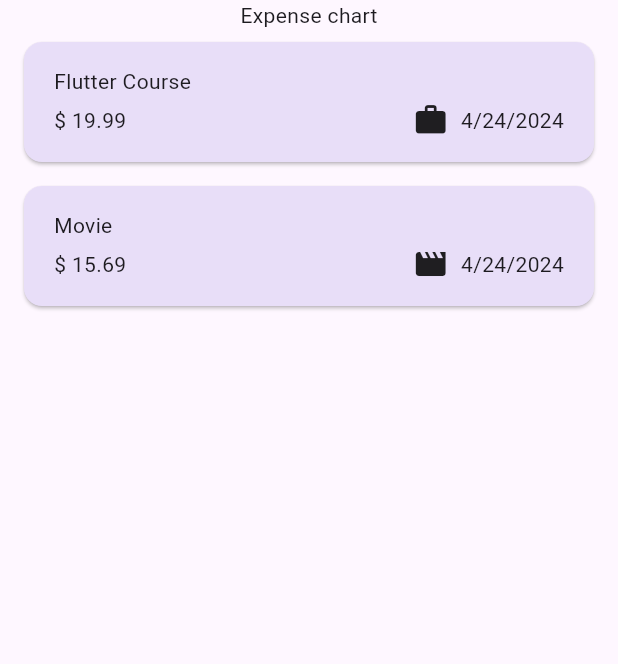
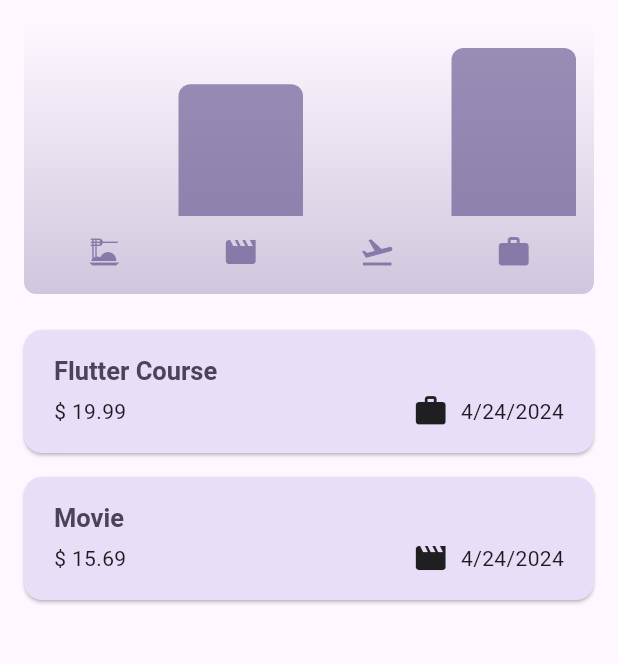
Before and after one commit to pulkit1057/expense-tacker-mobile-app, a Flutter app: the screen it shows after launch, on a phone screen of 412 x 824 dp, the part 84-748 px from its top. Run offline on Flutter 3.47's test engine with Material 3 defaults, Android fonts, the phone set to English and light mode, and no system bars.

Commit message:
fourth commit

```diff
--- a/lib/main.dart
+++ b/lib/main.dart
@@ -14,13 +14,18 @@ void main() {
   runApp(
     MaterialApp(
       darkTheme: ThemeData.dark().copyWith(
-
         colorScheme: kDarkColorTheme,
         cardTheme: const CardTheme().copyWith(
-          color: kColorScheme.secondaryContainer,
+          color: kDarkColorTheme.secondaryContainer,
           margin: const EdgeInsets.symmetric(
             horizontal: 16,
             vertical: 8,
+          ),
+        ),
+        elevatedButtonTheme: ElevatedButtonThemeData(
+          style: ElevatedButton.styleFrom(
+            backgroundColor: kDarkColorTheme.primaryContainer,
+            foregroundColor: kDarkColorTheme.onPrimaryContainer,
           ),
         ),
       ),
@@ -48,6 +53,7 @@ void main() {
                   color: kColorScheme.onSecondaryContainer),
             ),
       ),
+      // themeMode: ThemeMode.dark,
       home: const Expenses(),
     ),
   );
--- a/lib/models/expense.dart
+++ b/lib/models/expense.dart
@@ -9,10 +9,10 @@ const uuid = Uuid();
 enum Category { food, work, leisure, travel }
 
 const categoryIcons = {
-  Category.food : Icons.dinner_dining,
-  Category.travel : Icons.flight_takeoff,
-  Category.leisure:Icons.movie,
-  Category.work:Icons.work
+  Category.food: Icons.dinner_dining,
+  Category.travel: Icons.flight_takeoff,
+  Category.leisure: Icons.movie,
+  Category.work: Icons.work
 };
 
 class Expense {
@@ -28,8 +28,30 @@ class Expense {
   final DateTime date;
   final Category category;
 
-  String get formattedDate
-  {
+  String get formattedDate {
     return formatter.format(date);
   }
 }
+
+class ExpenseBucket {
+  const ExpenseBucket({
+    required this.category,
+    required this.expenses,
+  });
+
+  ExpenseBucket.forCategory(List<Expense> allExpenses, this.category)
+      : expenses = allExpenses
+            .where((expense) => category == expense.category)
+            .toList();
+  final Category category;
+  final List<Expense> expenses;
+
+  double get totalExpenses {
+    double sum = 0;
+    for (var expense in expenses) {
+      sum += expense.amount;
+    }
+
+    return sum;
+  }
+}
--- /dev/null
+++ b/lib/widgets/charts/chart.dart
@@ -0,0 +1,95 @@
+import 'package:flutter/material.dart';
+
+import 'package:expense_tracker/widgets/charts/chart_bar.dart';
+import 'package:expense_tracker/models/expense.dart';
+
+class Chart extends StatelessWidget {
+  const Chart({super.key, required this.expenses});
+
+  final List<Expense> expenses;
+
+  List<ExpenseBucket> get buckets {
+    return [
+      ExpenseBucket.forCategory(expenses, Category.food),
+      ExpenseBucket.forCategory(expenses, Category.leisure),
+      ExpenseBucket.forCategory(expenses, Category.travel),
+      ExpenseBucket.forCategory(expenses, Category.work),
+    ];
+  }
+
+  double get maxTotalExpense {
+    double maxTotalExpense = 0;
+
+    for (final bucket in buckets) {
+      if (bucket.totalExpenses > maxTotalExpense) {
+        maxTotalExpense = bucket.totalExpenses;
+      }
+    }
+
+    return maxTotalExpense;
+  }
+
+  @override
+  Widget build(BuildContext context) {
+    final isDarkMode =
+        MediaQuery.of(context).platformBrightness == Brightness.dark;
+    return Container(
+      margin: const EdgeInsets.all(16),
+      padding: const EdgeInsets.symmetric(
+        vertical: 16,
+        horizontal: 8,
+      ),
+      width: double.infinity,
+      height: 180,
+      decoration: BoxDecoration(
+        borderRadius: BorderRadius.circular(8),
+        gradient: LinearGradient(
+          colors: [
+            Theme.of(context).colorScheme.primary.withOpacity(0.3),
+            Theme.of(context).colorScheme.primary.withOpacity(0.0)
+          ],
+          begin: Alignment.bottomCenter,
+          end: Alignment.topCenter,
+        ),
+      ),
+      child: Column(
+        children: [
+          Expanded(
+            child: Row(
+              crossAxisAlignment: CrossAxisAlignment.end,
+              children: [
+                for (final bucket in buckets) // alternative to map()
+                  ChartBar(
+                    fill: bucket.totalExpenses == 0
+                        ? 0
+                        : bucket.totalExpenses / maxTotalExpense,
+                  )
+              ],
+            ),
+          ),
+          const SizedBox(height: 12),
+          Row(
+            children: buckets
+                .map(
+                  (bucket) => Expanded(
+                    child: Padding(
+                      padding: const EdgeInsets.symmetric(horizontal: 4),
+                      child: Icon(
+                        categoryIcons[bucket.category],
+                        color: isDarkMode
+                            ? Theme.of(context).colorScheme.secondary
+                            : Theme.of(context)
+                                .colorScheme
+                                .primary
+                                .withOpacity(0.7),
+                      ),
+                    ),
+                  ),
+                )
+                .toList(),
+          )
+        ],
+      ),
+    );
+  }
+}
--- /dev/null
+++ b/lib/widgets/charts/chart_bar.dart
@@ -0,0 +1,34 @@
+import 'package:flutter/material.dart';
+
+class ChartBar extends StatelessWidget {
+  const ChartBar({
+    super.key,
+    required this.fill,
+  });
+
+  final double fill;
+
+  @override
+  Widget build(BuildContext context) {
+    final isDarkMode =
+        MediaQuery.of(context).platformBrightness == Brightness.dark;
+    return Expanded(
+      child: Padding(
+        padding: const EdgeInsets.symmetric(horizontal: 4),
+        child: FractionallySizedBox(
+          heightFactor: fill,
+          child: DecoratedBox(
+            decoration: BoxDecoration(
+              shape: BoxShape.rectangle,
+              borderRadius:
+                  const BorderRadius.vertical(top: Radius.circular(8)),
+              color: isDarkMode
+                  ? Theme.of(context).colorScheme.secondary
+                  : Theme.of(context).colorScheme.primary.withOpacity(0.65),
+            ),
+          ),
+        ),
+      ),
+    );
+  }
+}
--- a/lib/widgets/expenses.dart
+++ b/lib/widgets/expenses.dart
@@ -1,3 +1,4 @@
+import 'package:expense_tracker/widgets/charts/chart.dart';
 import 'package:expense_tracker/widgets/expenses_list/expenses_list.dart';
 import 'package:expense_tracker/widgets/new_expense.dart';
 import 'package:flutter/material.dart';
@@ -89,7 +90,7 @@ class _ExpensesState extends State<Expenses> {
       ),
       body: Column(
         children: [
-          const Text('Expense chart'),
+          Chart(expenses: _registeredExpenses),
           Expanded(child: mainContent),
         ],
       ),
--- a/lib/widgets/expenses_list/expense_item.dart
+++ b/lib/widgets/expenses_list/expense_item.dart
@@ -19,7 +19,7 @@ class ExpenseItem extends StatelessWidget {
           children: [
             Text(
               expense.title,
-              // style: Theme.of(context).textTheme.titleLarge,
+              style: Theme.of(context).textTheme.titleLarge,
             ),
             const SizedBox(
               height: 4,
--- a/lib/widgets/expenses_list/expenses_list.dart
+++ b/lib/widgets/expenses_list/expenses_list.dart
@@ -15,11 +15,11 @@ class ExpensesList extends StatelessWidget {
       itemCount: expenses.length,
       itemBuilder: (ctx, index) => Dismissible(
           key: ValueKey(ExpenseItem(expenses[index])),
-          // background: Container(
-          //   color: Theme.of(context).colorScheme.error.withOpacity(0.75),
-          //   margin: EdgeInsets.symmetric(
-          //       horizontal: Theme.of(context).cardTheme.margin!.horizontal),
-          // ),
+          background: Container(
+            color: Theme.of(context).colorScheme.error.withOpacity(0.75),
+            margin: EdgeInsets.symmetric(
+                horizontal: Theme.of(context).cardTheme.margin!.horizontal),
+          ),
           onDismissed: (direction) {
             onRemoveExpense(expenses[index]);
           },
```
